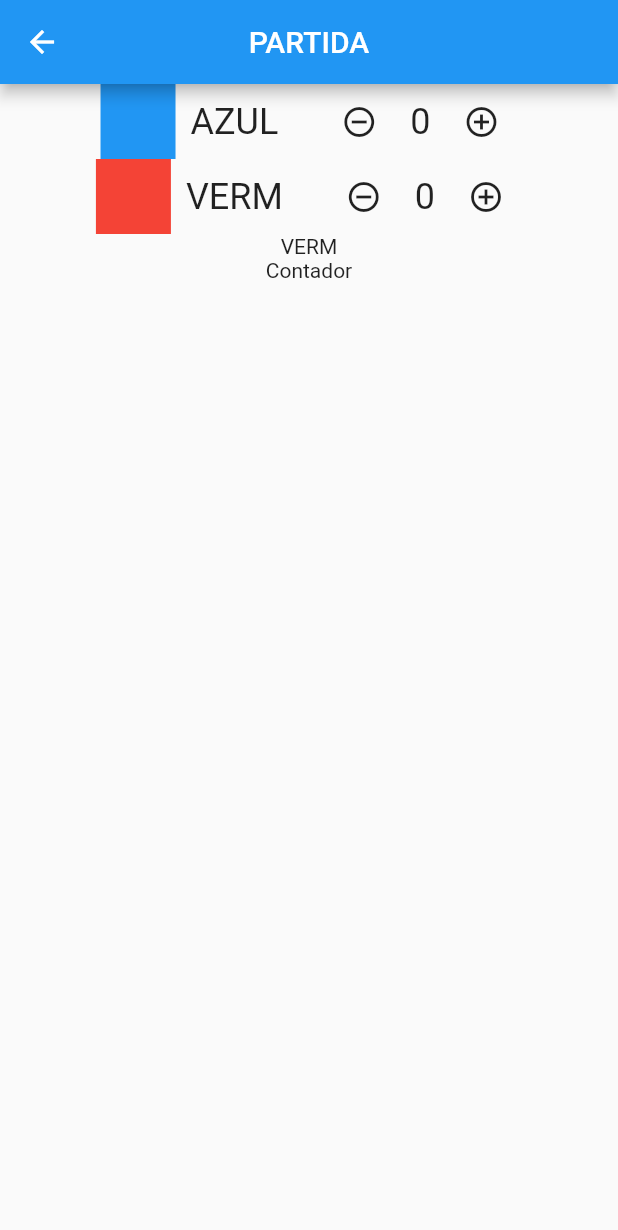
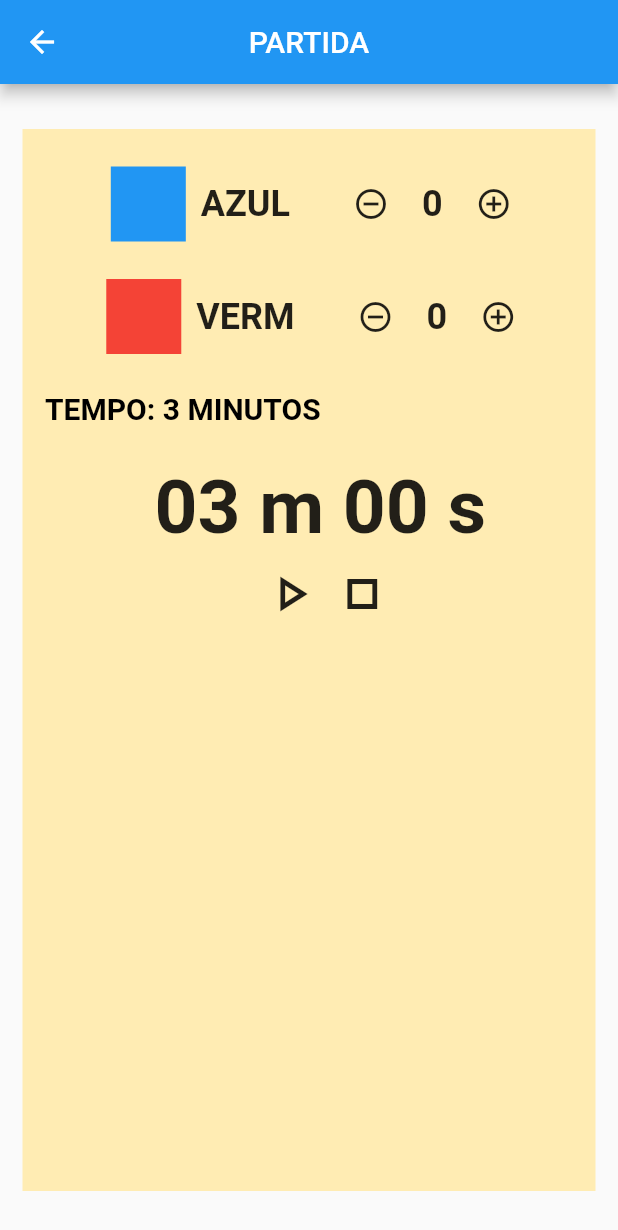
Before and after one commit to csnoboa/contador_de_jogos, a Flutter app: the StartPage screen opened by its route, on a phone screen of 412 x 824 dp. Shown: the top 1230 px of the screen. Run offline on Flutter 3.47's test engine with Material 2 defaults, Android fonts, the phone set to English and light mode, and no system bars; missing offline and left inert: flutter_ringtone_player.

Commit message:
start_page with counter

```diff
--- a/lib/card_start_game.dart
+++ b/lib/card_start_game.dart
@@ -40,7 +40,7 @@ class _CardStartGameState extends State<CardStartGame> {
           Container(width: 10),
           Text(
             nameEquipe,
-            style: TextStyle(fontSize: 24),
+            style: TextStyle(fontSize: 24, fontWeight: FontWeight.bold),
           ),
           Container(width: 30),
           IconButton(
@@ -54,7 +54,10 @@ class _CardStartGameState extends State<CardStartGame> {
           Container(width: 10),
           Text(
             '$_count',
-            style: TextStyle(fontSize: 24),
+            style: TextStyle(
+              fontSize: 24,
+              fontWeight: FontWeight.bold,
+            ),
           ),
           Container(width: 10),
           IconButton(
--- a/lib/start_page.dart
+++ b/lib/start_page.dart
@@ -1,5 +1,7 @@
 import 'package:flutter/material.dart';
 import 'package:contador_de_jogos/card_start_game.dart';
+import 'dart:async';
+import 'package:flutter_ringtone_player/flutter_ringtone_player.dart';
 
 class StartPage extends StatefulWidget {
   StartPage({Key key}) : super(key: key);
@@ -9,6 +11,59 @@ class StartPage extends StatefulWidget {
 }
 
 class _StartPageState extends State<StartPage> {
+  String _stopwatchText = '03 m 00 s';
+  int _counter = 150;
+  int _counterInit = 150;
+  Timer _timer;
+  bool _running = false;
+
+  void _startTimer() {
+    if (_timer != null) {
+      _timer.cancel();
+    }
+    _timer = Timer.periodic(Duration(seconds: 1), (timer) {
+      setState(() {
+        if (_counter > 0) {
+          _counter--;
+        } else {
+          _timer.cancel();
+          _running = false;
+          FlutterRingtonePlayer.playNotification();
+        }
+        _setCounterText();
+      });
+    });
+  }
+
+  void _setCounterText() {
+    _stopwatchText = (_counter ~/ 60).toString().padLeft(2, '0') +
+        ' m ' +
+        (_counter % 60).toString().padLeft(2, '0') +
+        ' s';
+  }
+
+  void _startStopButtonPressed() {
+    setState(() {
+      if (_running) {
+        _running = false;
+        _timer.cancel();
+      } else {
+        _running = true;
+        _startTimer();
+      }
+    });
+  }
+
+  void _resetButtonPressed() {
+    if (_running) {
+      _startStopButtonPressed();
+    }
+    setState(() {
+      _counter = _counterInit;
+      _setCounterText();
+    });
+  }
+
   @override
   Widget build(BuildContext context) {
     return Container(
@@ -17,20 +72,73 @@ class _StartPageState extends State<StartPage> {
           title: Text('PARTIDA'),
           centerTitle: true,
         ),
-        body: Column(
+        body: Padding(
+          padding:
+              const EdgeInsets.only(left: 15.0, right: 15, top: 30, bottom: 30),
+          child: Container(
+            color: Colors.amber[100],
+            child: Padding(
+              padding: const EdgeInsets.only(top: 25.0, left: 15),
+              child: Column(
                 crossAxisAlignment: CrossAxisAlignment.center,
                 children: [
                   CardStartGame(
                     colorEquipe: Colors.blue,
                     nameEquipe: 'AZUL',
                   ),
+                  Container(height: 25),
                   CardStartGame(
                     colorEquipe: Colors.red,
                     nameEquipe: 'VERM',
                   ),
-            Text('VERM'),
-            Text('Contador'),
+                  Container(height: 25),
+                  Align(
+                    alignment: Alignment.centerLeft,
+                    child: Text(
+                      'TEMPO: 3 MINUTOS',
+                      style: TextStyle(
+                        fontSize: 20,
+                        color: Colors.black,
+                        fontWeight: FontWeight.bold,
+                      ),
+                    ),
+                  ),
+                  Container(height: 25),
+                  FittedBox(
+                    fit: BoxFit.none,
+                    child: Text(
+                      _stopwatchText,
+                      style: TextStyle(
+                        fontSize: 50,
+                        fontWeight: FontWeight.bold,
+                      ),
+                    ),
+                  ),
+                  Row(
+                    mainAxisAlignment: MainAxisAlignment.center,
+                    children: <Widget>[
+                      IconButton(
+                        icon: Icon(
+                          _running
+                              ? Icons.pause_outlined
+                              : Icons.play_arrow_outlined,
+                          size: 40,
+                        ),
+                        onPressed: _startStopButtonPressed,
+                      ),
+                      IconButton(
+                        icon: Icon(
+                          Icons.stop_outlined,
+                          size: 40,
+                        ),
+                        onPressed: _resetButtonPressed,
+                      ),
                     ],
+                  ),
+                ],
+              ),
+            ),
+          ),
         ),
       ),
     );
--- a/pubspec.yaml
+++ b/pubspec.yaml
@@ -23,6 +23,8 @@ environment:
 dependencies:
   flutter:
     sdk: flutter
+
+  flutter_ringtone_player: ^2.0.0
 
 
   # The following adds the Cupertino Icons font to your application.
```
Also changed, not shown: pubspec.lock. Lines whose indentation alone changed are shown as unchanged.
